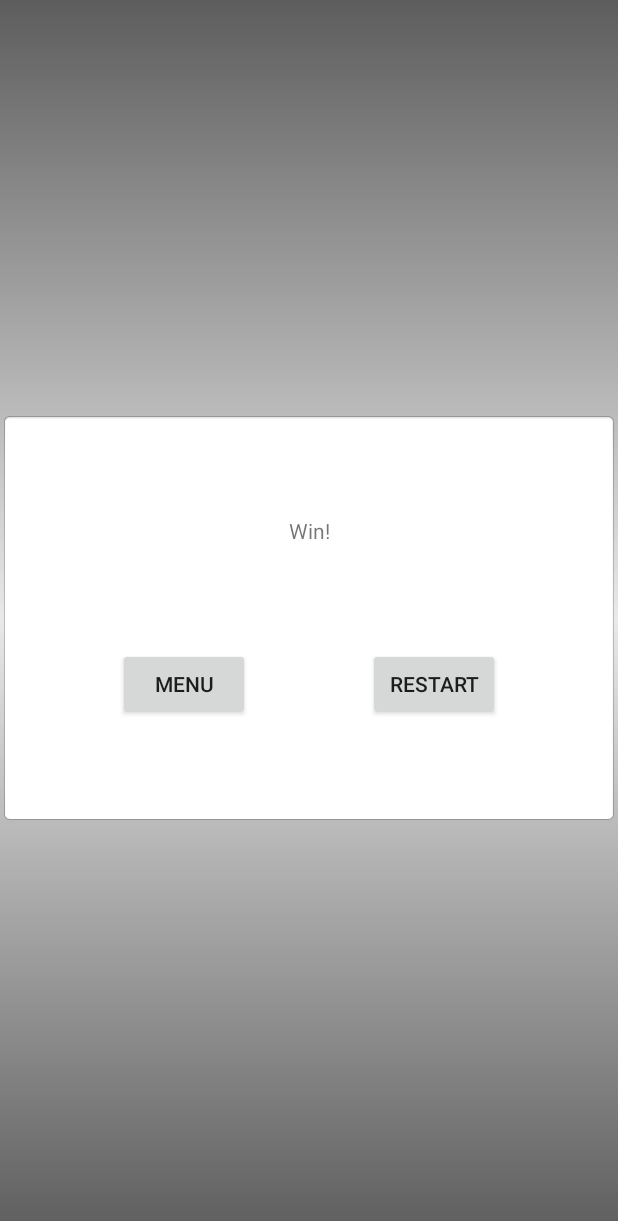
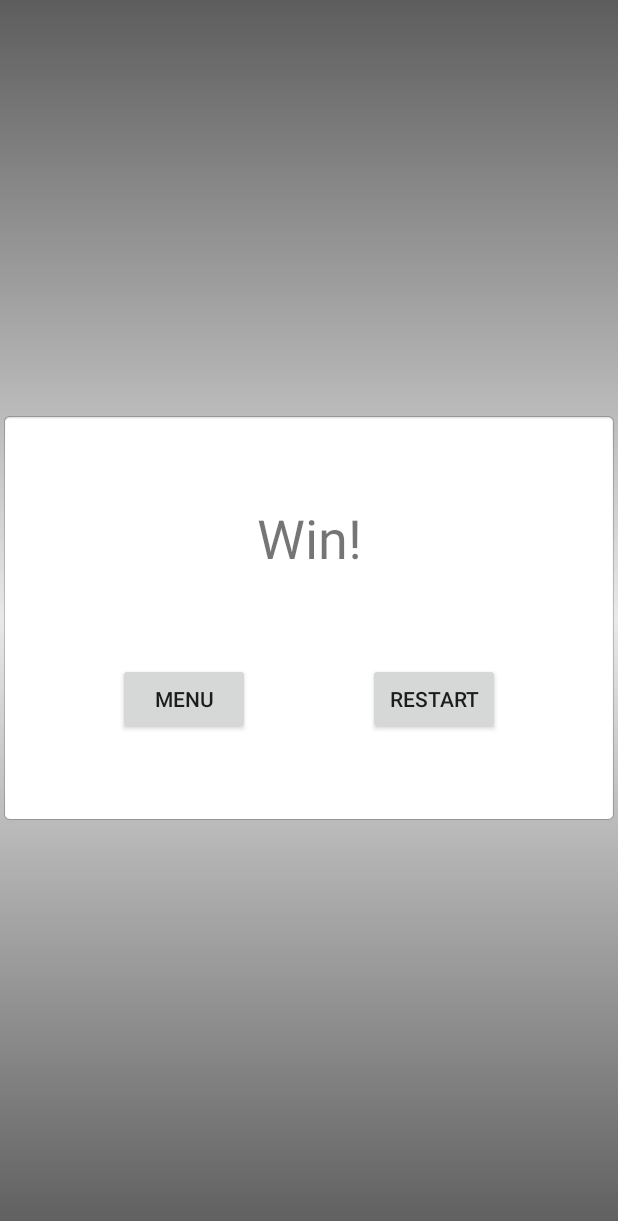
Before and after one commit to InvalidNickname/Air-hockey, an Android app: the layout activity_win.xml on its own in the app's theme, with its tools: preview values and no code run, on a phone screen of 412 x 824 dp. Shown: the top 1221 px of the screen. Run offline under Robolectric (Android 15) with nearby library versions, the phone set to English and light mode, and no system bars.

Commit message:
v0.15.1 - Исправил ошибку: при сворачивании игры на winActivity при открывании gameField не отрисовывался - Изменил настройки шрифта в winActivity

```diff
--- a/app/build.gradle
+++ b/app/build.gradle
@@ -7,7 +7,7 @@ android {
         minSdkVersion 19
         targetSdkVersion 27
         versionCode 1
-        versionName "0.15"
+        versionName "0.15.1"
         testInstrumentationRunner "android.support.test.runner.AndroidJUnitRunner"
         vectorDrawables.useSupportLibrary = true
     }
--- a/app/src/main/java/hockey/airhockey/GameActivity.java
+++ b/app/src/main/java/hockey/airhockey/GameActivity.java
@@ -7,7 +7,6 @@ import android.view.WindowManager;
 public class GameActivity extends AppCompatActivity {
 
     GameField gameField;
-    public static final String TAG = "MAIN";
 
     @Override
     protected void onCreate(Bundle savedInstanceState) {
--- a/app/src/main/java/hockey/airhockey/GameField.java
+++ b/app/src/main/java/hockey/airhockey/GameField.java
@@ -11,7 +11,6 @@ import android.graphics.Typeface;
 import android.media.AudioManager;
 import android.media.SoundPool;
 import android.support.graphics.drawable.VectorDrawableCompat;
-import android.util.Log;
 import android.util.SparseArray;
 import android.view.MotionEvent;
 import android.view.SurfaceHolder;
@@ -369,7 +368,7 @@ public class GameField extends SurfaceView implements Runnable {
         try {
             thread.join();
         } catch (InterruptedException e) {
-            Log.e(GameActivity.TAG, e.getMessage());
+            e.printStackTrace();
         }
     }
 
--- a/app/src/main/java/hockey/airhockey/MainActivity.java
+++ b/app/src/main/java/hockey/airhockey/MainActivity.java
@@ -96,6 +96,6 @@ public class MainActivity extends AppCompatActivity {
 
     @Override
     public void onBackPressed() {
-        finish();
+        finishAffinity();
     }
 }
--- a/app/src/main/res/layout/activity_win.xml
+++ b/app/src/main/res/layout/activity_win.xml
@@ -76,32 +76,33 @@
             android:layout_width="wrap_content"
             android:layout_height="wrap_content"
             android:text="@string/win"
-            app:layout_constraintBottom_toTopOf="@id/button"
+            android:textSize="@dimen/win_text_size"
+            app:layout_constraintBottom_toTopOf="@id/menuButton"
             app:layout_constraintEnd_toEndOf="parent"
             app:layout_constraintStart_toStartOf="parent"
             app:layout_constraintTop_toTopOf="parent" />
 
         <Button
-            android:id="@+id/button"
+            android:id="@+id/menuButton"
             android:layout_width="wrap_content"
             android:layout_height="wrap_content"
             android:text="@string/menu"
             android:onClick="goToMenu"
             app:layout_constraintBottom_toBottomOf="parent"
-            app:layout_constraintEnd_toStartOf="@id/button2"
+            app:layout_constraintEnd_toStartOf="@id/restartButton"
             app:layout_constraintStart_toStartOf="parent"
             app:layout_constraintTop_toBottomOf="@id/winText" />
 
         <Button
-            android:id="@+id/button2"
+            android:id="@+id/restartButton"
             android:layout_width="wrap_content"
             android:layout_height="wrap_content"
             android:text="@string/restart"
             android:onClick="restartGame"
             app:layout_constraintBottom_toBottomOf="parent"
             app:layout_constraintEnd_toEndOf="parent"
-            app:layout_constraintStart_toEndOf="@id/button"
-            app:layout_constraintTop_toTopOf="@id/button"
+            app:layout_constraintStart_toEndOf="@id/menuButton"
+            app:layout_constraintTop_toTopOf="@id/menuButton"
             app:layout_constraintVertical_bias="0.0" />
 
     </android.support.constraint.ConstraintLayout>
--- /dev/null
+++ b/app/src/main/res/values-small/dimens.xml
@@ -0,0 +1,4 @@
+<?xml version="1.0" encoding="utf-8"?>
+<resources>
+    <dimen name="win_text_size">36sp</dimen>
+</resources>
--- /dev/null
+++ b/app/src/main/res/values/dimens.xml
@@ -0,0 +1,4 @@
+<?xml version="1.0" encoding="utf-8"?>
+<resources>
+    <dimen name="win_text_size">36sp</dimen>
+</resources>
```
Also changed, not shown: app/src/main/java/hockey/airhockey/WinActivity.java (+11 -1 lines).
